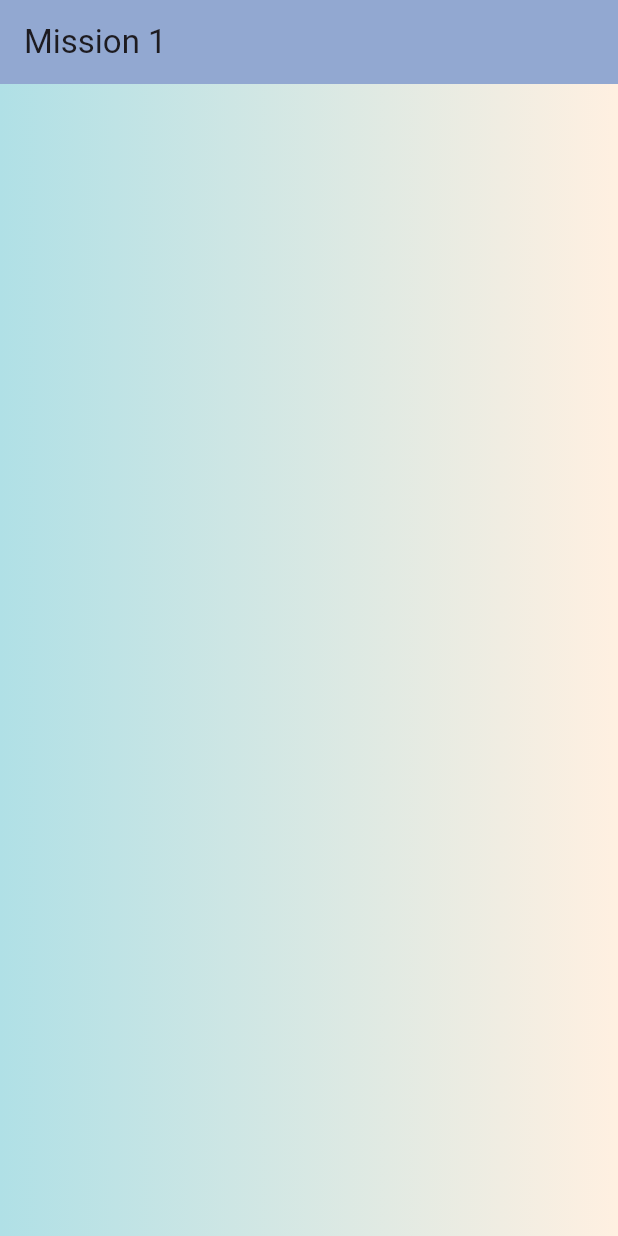
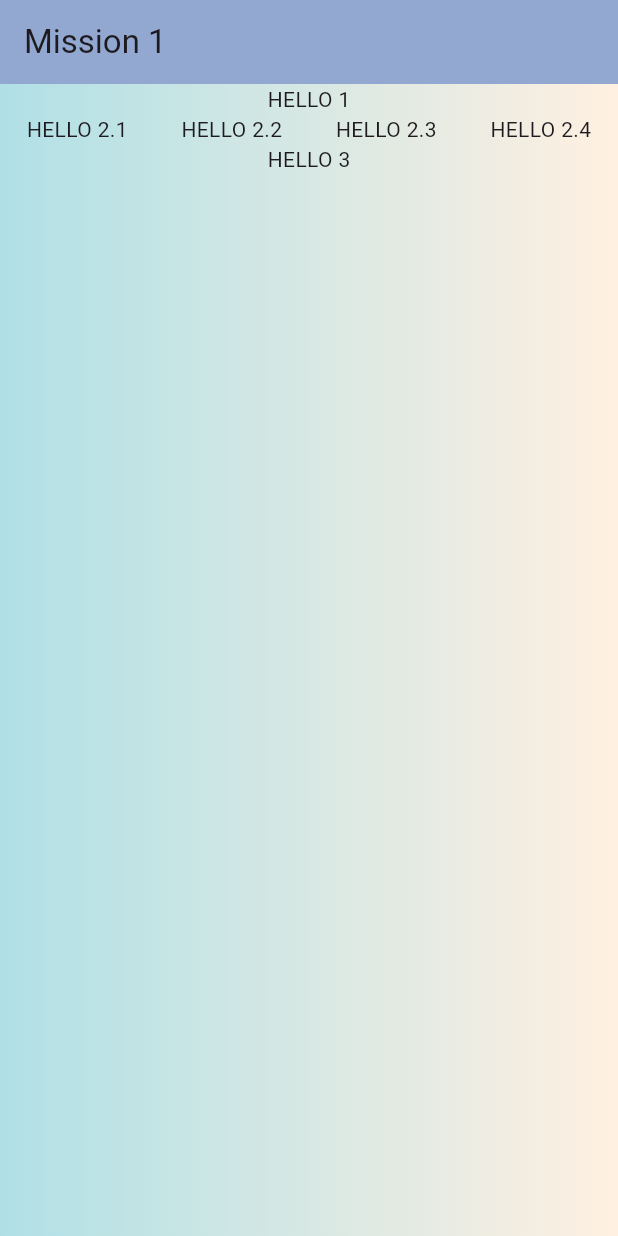
Before and after one commit to gabrielabernice/flutter_widgets_assignment1, a Flutter app: the screen it shows after launch, on a phone screen of 412 x 824 dp. Run offline on Flutter 3.47's test engine with Material 2 defaults, Android fonts, the phone set to English and light mode, and no system bars.

Commit message:
creating the flexible template and importing image

```diff
--- a/lib/home.dart
+++ b/lib/home.dart
@@ -16,6 +16,8 @@ class _HomePageState extends State<HomePage> {
         backgroundColor: Color(0xFF92A8D1),
       ),
       body: Container(
+        height: double.infinity,
+        width: double.infinity,
         decoration: BoxDecoration(
           gradient: LinearGradient(
             begin: Alignment.centerLeft,
@@ -23,6 +25,33 @@ class _HomePageState extends State<HomePage> {
             colors: [Color(0xFFB0E0E6), Color(0xFFFFF0E1)],
           ),
         ),
+        child: Column(
+          // mainAxisAlignment: MainAxisAlignment.spaceAround,
+          children: [
+            Flexible(
+              flex: 2,
+              child: Container(
+                child: Text("HELLO 1"),
+              ),
+            ),
+            Flexible(
+              flex: 1,
+              child: Row(
+                mainAxisAlignment: MainAxisAlignment.spaceAround,
+                children: [
+                  Text("HELLO 2.1"),
+                  Text("HELLO 2.2"),
+                  Text("HELLO 2.3"),
+                  Text("HELLO 2.4"),
+                ],
+              ),
+            ),
+            Flexible(
+              flex: 4,
+              child: Text("HELLO 3"),
+            ),
+          ],
+        ),
       ),
     );
   }
--- a/lib/main.dart
+++ b/lib/main.dart
@@ -17,6 +17,7 @@ class MyApp extends StatelessWidget {
         useMaterial3: true,
       ),
       home: const HomePage(),
+      debugShowCheckedModeBanner: false,
     );
   }
 }
--- a/pubspec.yaml
+++ b/pubspec.yaml
@@ -54,9 +54,9 @@ flutter:
   # the material Icons class.
   uses-material-design: true
   # To add assets to your application, add an assets section, like this:
-  # assets:
-  #   - images/a_dot_burr.jpeg
-  #   - images/a_dot_ham.jpeg
+  assets:
+    - images/album.jpg
+    - images/grouppict.jpg
   # An image asset can refer to one or more resolution-specific "variants", see
   # https://flutter.dev/assets-and-images/#resolution-aware
   # For details regarding adding assets from package dependencies, see
```
Also changed, not shown: images/album.jpg (added), images/grouppict.jpg (added).
